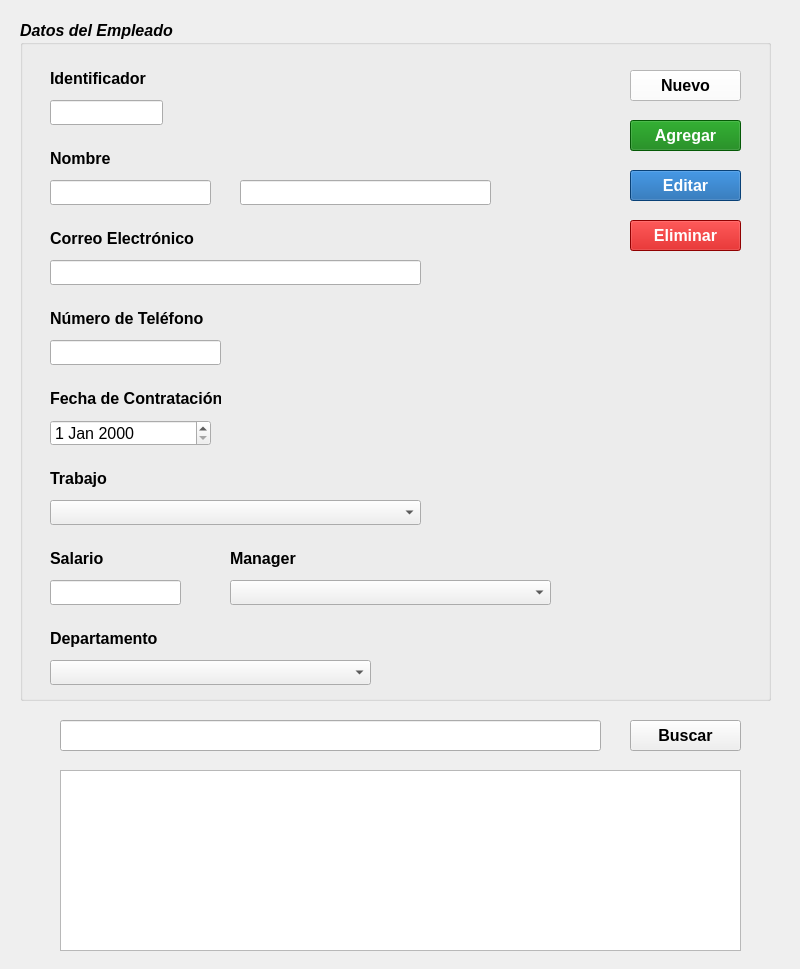
Before: the Qt Designer form vistas/FrmEmpleado.ui in G-Mann00/HR_Seguridad, drawn with Qt 5.
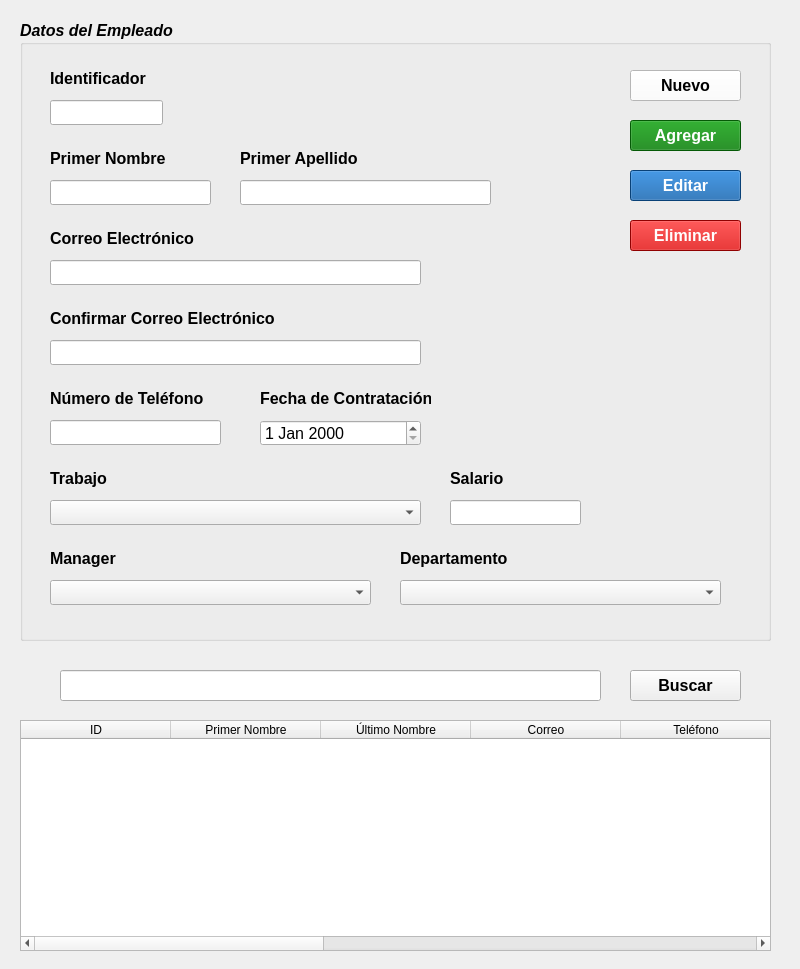
After: the same form once the commit is applied. Icons and pictures are not drawn.

```diff
--- a/vistas/FrmEmpleado.ui
+++ b/vistas/FrmEmpleado.ui
@@ -25,7 +25,7 @@
      <x>20</x>
      <y>20</y>
      <width>751</width>
-     <height>681</height>
+     <height>621</height>
     </rect>
    </property>
    <property name="font">
@@ -86,7 +86,7 @@
      <rect>
       <x>30</x>
       <y>130</y>
-      <width>101</width>
+      <width>121</width>
       <height>17</height>
      </rect>
     </property>
@@ -99,7 +99,7 @@
      </font>
     </property>
     <property name="text">
-     <string>Nombre</string>
+     <string>Primer Nombre</string>
     </property>
    </widget>
    <widget class="QLineEdit" name="le_primerNombre">
@@ -190,7 +190,7 @@
     <property name="geometry">
      <rect>
       <x>30</x>
-      <y>320</y>
+      <y>400</y>
       <width>171</width>
       <height>25</height>
      </rect>
@@ -211,7 +211,7 @@
     <property name="geometry">
      <rect>
       <x>30</x>
-      <y>290</y>
+      <y>370</y>
       <width>161</width>
       <height>17</height>
      </rect>
@@ -231,7 +231,7 @@
    <widget class="QLabel" name="lbl_fechaContratacion">
     <property name="geometry">
      <rect>
-      <x>30</x>
+      <x>240</x>
       <y>370</y>
       <width>171</width>
       <height>17</height>
@@ -252,7 +252,7 @@
    <widget class="QDateEdit" name="de_fechaContratacion">
     <property name="geometry">
      <rect>
-      <x>30</x>
+      <x>240</x>
       <y>400</y>
       <width>161</width>
       <height>26</height>
@@ -312,8 +312,8 @@
    <widget class="QLabel" name="lbl_salario">
     <property name="geometry">
      <rect>
-      <x>30</x>
-      <y>530</y>
+      <x>430</x>
+      <y>450</y>
       <width>61</width>
       <height>17</height>
      </rect>
@@ -333,8 +333,8 @@
    <widget class="QLineEdit" name="le_salario">
     <property name="geometry">
      <rect>
-      <x>30</x>
-      <y>560</y>
+      <x>430</x>
+      <y>480</y>
       <width>131</width>
       <height>25</height>
      </rect>
@@ -354,7 +354,7 @@
    <widget class="QLabel" name="lbl_manager">
     <property name="geometry">
      <rect>
-      <x>210</x>
+      <x>30</x>
       <y>530</y>
       <width>71</width>
       <height>17</height>
@@ -375,7 +375,7 @@
    <widget class="QComboBox" name="cbx_manager">
     <property name="geometry">
      <rect>
-      <x>210</x>
+      <x>30</x>
       <y>560</y>
       <width>321</width>
       <height>25</height>
@@ -393,8 +393,8 @@
    <widget class="QLabel" name="lbl_departamento">
     <property name="geometry">
      <rect>
-      <x>30</x>
-      <y>610</y>
+      <x>380</x>
+      <y>530</y>
       <width>111</width>
       <height>17</height>
      </rect>
@@ -414,8 +414,8 @@
    <widget class="QComboBox" name="cbx_departamento">
     <property name="geometry">
      <rect>
-      <x>30</x>
-      <y>640</y>
+      <x>380</x>
+      <y>560</y>
       <width>321</width>
       <height>25</height>
      </rect>
@@ -580,28 +580,75 @@
      </size>
     </property>
    </widget>
-  </widget>
-  <widget class="QTableView" name="tv_registrosEmpleados">
-   <property name="geometry">
-    <rect>
-     <x>60</x>
-     <y>770</y>
-     <width>681</width>
-     <height>181</height>
-    </rect>
-   </property>
-   <property name="verticalScrollBarPolicy">
-    <enum>Qt::ScrollBarAsNeeded</enum>
-   </property>
-   <property name="horizontalScrollBarPolicy">
-    <enum>Qt::ScrollBarAsNeeded</enum>
-   </property>
+   <widget class="QLabel" name="lbl_apellido">
+    <property name="geometry">
+     <rect>
+      <x>220</x>
+      <y>130</y>
+      <width>131</width>
+      <height>17</height>
+     </rect>
+    </property>
+    <property name="font">
+     <font>
+      <pointsize>12</pointsize>
+      <weight>75</weight>
+      <italic>false</italic>
+      <bold>true</bold>
+     </font>
+    </property>
+    <property name="text">
+     <string>Primer Apellido</string>
+    </property>
+   </widget>
+   <widget class="QLineEdit" name="le_confirmarCorreo">
+    <property name="geometry">
+     <rect>
+      <x>30</x>
+      <y>320</y>
+      <width>371</width>
+      <height>25</height>
+     </rect>
+    </property>
+    <property name="font">
+     <font>
+      <pointsize>12</pointsize>
+      <weight>50</weight>
+      <italic>false</italic>
+      <bold>false</bold>
+     </font>
+    </property>
+    <property name="text">
+     <string/>
+    </property>
+   </widget>
+   <widget class="QLabel" name="lbl_confirmarCorreo">
+    <property name="geometry">
+     <rect>
+      <x>30</x>
+      <y>290</y>
+      <width>231</width>
+      <height>17</height>
+     </rect>
+    </property>
+    <property name="font">
+     <font>
+      <pointsize>12</pointsize>
+      <weight>75</weight>
+      <italic>false</italic>
+      <bold>true</bold>
+     </font>
+    </property>
+    <property name="text">
+     <string>Confirmar Correo Electrónico</string>
+    </property>
+   </widget>
   </widget>
   <widget class="QLineEdit" name="le_buscador">
    <property name="geometry">
     <rect>
      <x>60</x>
-     <y>720</y>
+     <y>670</y>
      <width>541</width>
      <height>31</height>
     </rect>
@@ -620,7 +667,7 @@
    <property name="geometry">
     <rect>
      <x>630</x>
-     <y>720</y>
+     <y>670</y>
      <width>111</width>
      <height>31</height>
     </rect>
@@ -644,6 +691,84 @@
      <normaloff>:/iconosCrud/search40.png</normaloff>:/iconosCrud/search40.png</iconset>
    </property>
   </widget>
+  <widget class="QTableWidget" name="tw_registrosEmpleado">
+   <property name="geometry">
+    <rect>
+     <x>20</x>
+     <y>720</y>
+     <width>751</width>
+     <height>231</height>
+    </rect>
+   </property>
+   <property name="sizeAdjustPolicy">
+    <enum>QAbstractScrollArea::AdjustToContents</enum>
+   </property>
+   <property name="editTriggers">
+    <set>QAbstractItemView::NoEditTriggers</set>
+   </property>
+   <property name="selectionMode">
+    <enum>QAbstractItemView::SingleSelection</enum>
+   </property>
+   <property name="selectionBehavior">
+    <enum>QAbstractItemView::SelectRows</enum>
+   </property>
+   <attribute name="horizontalHeaderDefaultSectionSize">
+    <number>150</number>
+   </attribute>
+   <attribute name="horizontalHeaderStretchLastSection">
+    <bool>true</bool>
+   </attribute>
+   <column>
+    <property name="text">
+     <string>ID</string>
+    </property>
+   </column>
+   <column>
+    <property name="text">
+     <string>Primer Nombre</string>
+    </property>
+   </column>
+   <column>
+    <property name="text">
+     <string>Último Nombre</string>
+    </property>
+   </column>
+   <column>
+    <property name="text">
+     <string>Correo</string>
+    </property>
+   </column>
+   <column>
+    <property name="text">
+     <string>Teléfono</string>
+    </property>
+   </column>
+   <column>
+    <property name="text">
+     <string>Contratación</string>
+    </property>
+   </column>
+   <column>
+    <property name="text">
+     <string>Trabajo</string>
+    </property>
+   </column>
+   <column>
+    <property name="text">
+     <string>Salario</string>
+    </property>
+   </column>
+   <column>
+    <property name="text">
+     <string>Manager</string>
+    </property>
+   </column>
+   <column>
+    <property name="text">
+     <string>Departamento</string>
+    </property>
+   </column>
+  </widget>
  </widget>
  <tabstops>
   <tabstop>le_id</tabstop>
```
Left out of the diff: 7 changed lines with no effect on the pictures.
